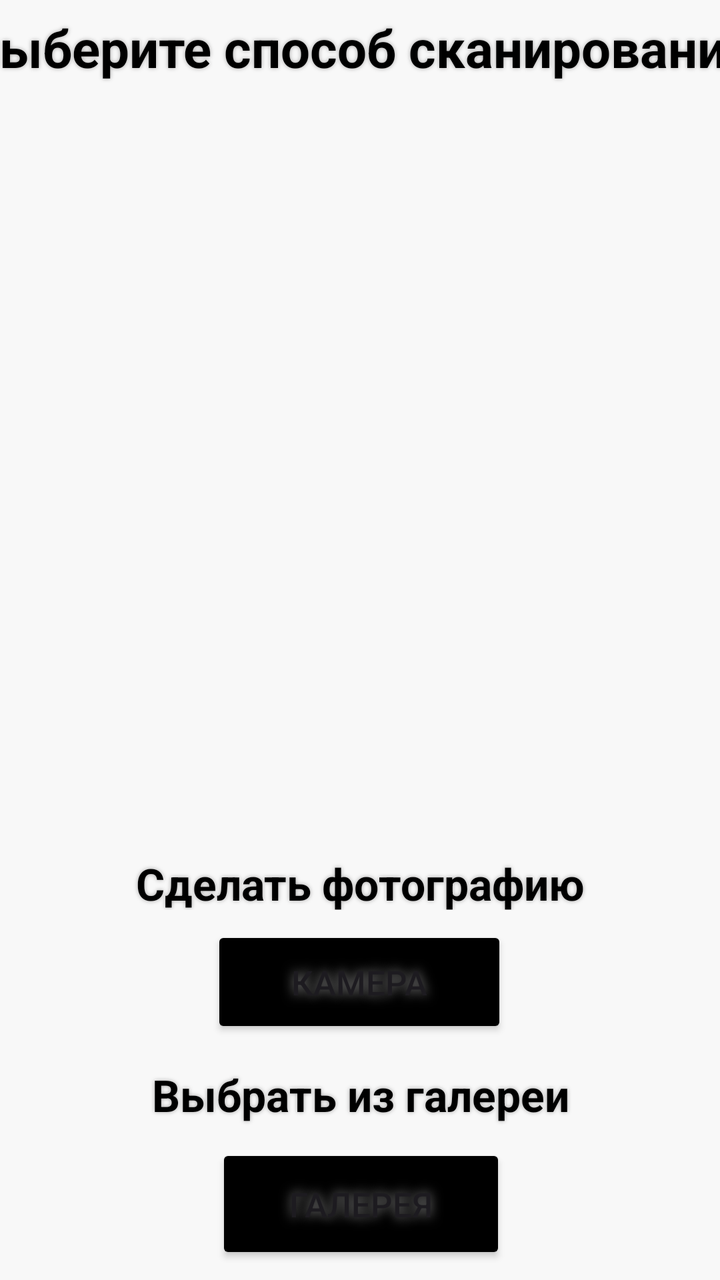
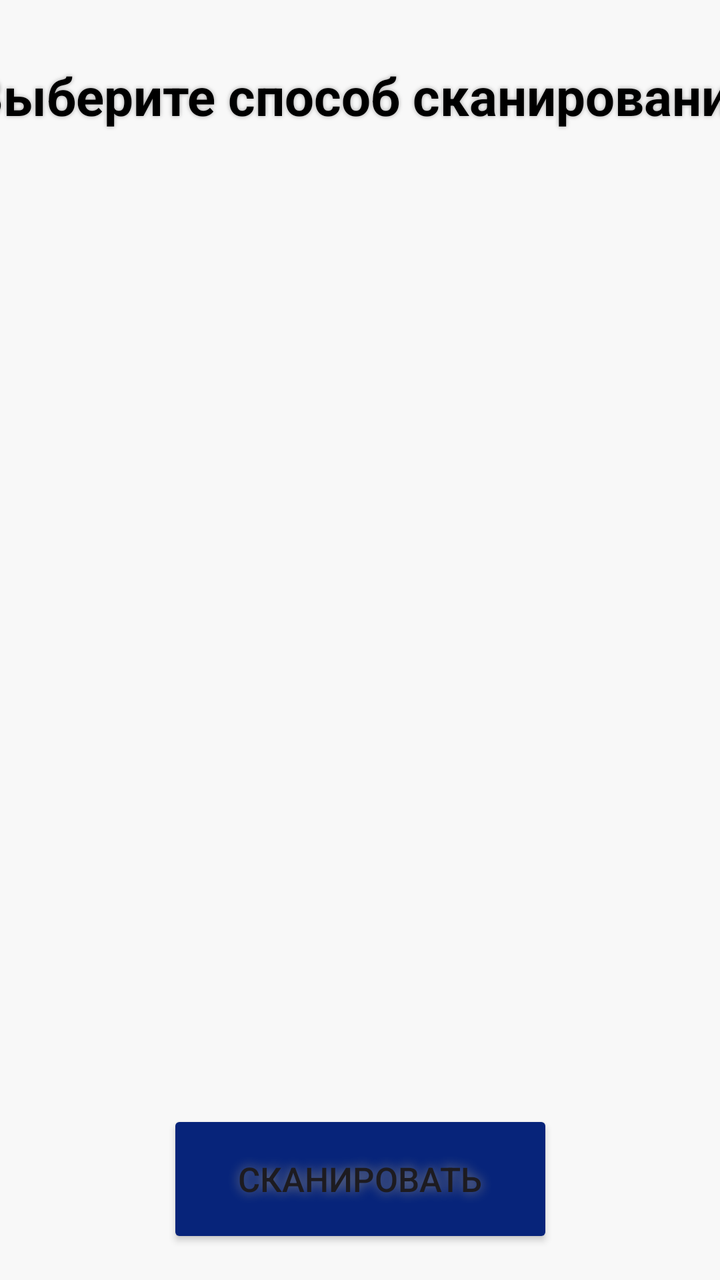

An Android layout rendered at two revisions. The XML below is the earlier revision; the diff shows what the commit changed to produce the second picture.
<!-- AndroidManifest.xml: application theme Theme.PipesDetector -->
<!-- res/layout/activity_scanner_window.xml -->
<?xml version="1.0" encoding="utf-8"?>
<androidx.constraintlayout.widget.ConstraintLayout xmlns:android="http://schemas.android.com/apk/res/android"
    xmlns:app="http://schemas.android.com/apk/res-auto"
    xmlns:tools="http://schemas.android.com/tools"
    android:id="@+id/main"
    android:layout_width="match_parent"
    android:layout_height="match_parent"
    android:background="#F8F8F8"
    tools:context=".ScannerWindowActivity">


    <TextView
        android:id="@+id/infoText"
        android:layout_width="400dp"
        android:layout_height="40dp"
        android:layout_marginTop="4dp"
        android:gravity="center"
        android:text="Выберите способ сканирования"
        android:textColor="@color/black"
        android:shadowColor="#A6A5A5"
        android:shadowRadius="5"
        android:textSize="26sp"
        android:textStyle="bold"
        app:layout_constraintEnd_toEndOf="parent"
        app:layout_constraintStart_toStartOf="parent"
        app:layout_constraintTop_toTopOf="parent"
        tools:ignore="MissingConstraints" />

    <ImageView
        android:id="@+id/imageBeforeNeuro"
        android:layout_width="328dp"
        android:layout_height="224dp"
        app:layout_constraintBottom_toTopOf="@+id/TextForCamera"
        app:layout_constraintEnd_toEndOf="parent"
        app:layout_constraintHorizontal_bias="0.493"
        app:layout_constraintStart_toStartOf="parent"
        app:layout_constraintTop_toBottomOf="@+id/infoText"
        app:layout_constraintVertical_bias="0.044" />

    <ImageView
        android:id='@+id/imageAfterNeuro'
        android:layout_width="331dp"
        android:layout_height="199dp"
        android:layout_marginTop="8dp"
        app:layout_constraintBottom_toTopOf="@+id/NumberOfPipes"
        app:layout_constraintEnd_toEndOf="parent"
        app:layout_constraintHorizontal_bias="0.487"
        app:layout_constraintStart_toStartOf="parent"
        app:layout_constraintTop_toBottomOf="@+id/imageBeforeNeuro" />

    <Button
        android:id="@+id/ButtonForCamera"
        android:layout_width="148dp"
        android:layout_height="56dp"
        android:layout_marginBottom="12dp"
        android:backgroundTint="#000000"
        android:gravity="center"
        android:textSize="17sp"
        android:shadowColor="#818080"
        android:shadowRadius="14"
        android:text="Камера"
        app:layout_constraintBottom_toTopOf="@+id/TextForGalery"
        app:layout_constraintEnd_toEndOf="parent"
        app:layout_constraintHorizontal_bias="0.498"
        app:layout_constraintStart_toStartOf="parent" />

    <TextView
        android:id="@+id/TextForCamera"
        android:layout_width="235dp"
        android:layout_height="28dp"
        android:layout_marginBottom="8dp"
        android:gravity="center"
        android:textStyle="bold"
        android:textColor="@color/black"
        android:text="Сделать фотографию"
        android:shadowColor="#A6A5A5"
        android:shadowRadius="5"
        android:textSize="22sp"
        app:layout_constraintBottom_toTopOf="@+id/ButtonForCamera"
        app:layout_constraintEnd_toEndOf="parent"
        app:layout_constraintStart_toStartOf="parent"
        tools:ignore="TextSizeCheck" />

    <TextView
        android:id="@+id/TextForGalery"
        android:layout_width="213dp"
        android:layout_height="33dp"
        android:layout_marginBottom="8dp"
        android:gravity="center"
        android:shadowColor="#A6A5A5"
        android:shadowRadius="5"
        android:text="Выбрать из галереи"
        android:textColor="@color/black"
        android:textSize="22sp"
        android:textStyle="bold"
        app:layout_constraintBottom_toTopOf="@+id/ButtonForGalery"
        app:layout_constraintEnd_toEndOf="parent"
        app:layout_constraintStart_toStartOf="parent" />

    <Button
        android:id="@+id/ButtonForGalery"
        android:layout_width="145dp"
        android:layout_height="60dp"
        android:layout_marginBottom="8dp"
        android:gravity="center"
        android:backgroundTint="#000000"
        android:shadowColor="#818080"
        android:shadowRadius="14"
        android:textSize="17sp"
        android:text="Галерея"
        app:layout_constraintBottom_toBottomOf="parent"
        app:layout_constraintEnd_toEndOf="parent"
        app:layout_constraintHorizontal_bias="0.503"
        app:layout_constraintStart_toStartOf="parent" />

    <TextView
        android:id="@+id/NumberOfPipes"
        android:layout_width="388dp"
        android:layout_height="44dp"
        android:layout_marginBottom="8dp"
        android:gravity="center"
        android:textColor="@color/black"
        android:text=""
        android:textSize="27sp"
        android:textStyle="bold"
        app:layout_constraintBottom_toTopOf="@+id/TextForCamera"
        app:layout_constraintEnd_toEndOf="parent"
        app:layout_constraintHorizontal_bias="0.478"
        app:layout_constraintStart_toStartOf="parent" />
</androidx.constraintlayout.widget.ConstraintLayout>
<!-- resources referenced by this layout -->
<resources>
  <color name="black">#FF000000</color>
  <style name="Theme.PipesDetector" parent="Base.Theme.PipesDetector" />
  <style name="Base.Theme.PipesDetector" parent="Theme.Material3.DayNight.NoActionBar">
          
          
      </style>
</resources>

<!-- the commit's change to res/layout/activity_scanner_window.xml (unified diff, before → after) -->
@@ -13,118 +13,69 @@
         android:id="@+id/infoText"
         android:layout_width="400dp"
         android:layout_height="40dp"
-        android:layout_marginTop="4dp"
+        android:layout_marginTop="28dp"
         android:gravity="center"
+        android:shadowColor="#A6A5A5"
+        android:shadowRadius="5"
         android:text="Выберите способ сканирования"
         android:textColor="@color/black"
-        android:shadowColor="#A6A5A5"
-        android:shadowRadius="5"
         android:textSize="26sp"
         android:textStyle="bold"
         app:layout_constraintEnd_toEndOf="parent"
+        app:layout_constraintHorizontal_bias="0.454"
         app:layout_constraintStart_toStartOf="parent"
         app:layout_constraintTop_toTopOf="parent"
         tools:ignore="MissingConstraints" />
 
     <ImageView
         android:id="@+id/imageBeforeNeuro"
-        android:layout_width="328dp"
-        android:layout_height="224dp"
-        app:layout_constraintBottom_toTopOf="@+id/TextForCamera"
+        android:layout_width="413dp"
+        android:layout_height="321dp"
+        android:layout_marginTop="4dp"
         app:layout_constraintEnd_toEndOf="parent"
-        app:layout_constraintHorizontal_bias="0.493"
+        app:layout_constraintHorizontal_bias="0.6"
         app:layout_constraintStart_toStartOf="parent"
-        app:layout_constraintTop_toBottomOf="@+id/infoText"
-        app:layout_constraintVertical_bias="0.044" />
+        app:layout_constraintTop_toTopOf="parent" />
 
     <ImageView
         android:id='@+id/imageAfterNeuro'
-        android:layout_width="331dp"
-        android:layout_height="199dp"
-        android:layout_marginTop="8dp"
-        app:layout_constraintBottom_toTopOf="@+id/NumberOfPipes"
+        android:layout_width="413dp"
+        android:layout_height="321dp"
+        android:layout_marginTop="4dp"
         app:layout_constraintEnd_toEndOf="parent"
-        app:layout_constraintHorizontal_bias="0.487"
+        app:layout_constraintHorizontal_bias="0.6"
         app:layout_constraintStart_toStartOf="parent"
         app:layout_constraintTop_toBottomOf="@+id/imageBeforeNeuro" />
 
     <Button
-        android:id="@+id/ButtonForCamera"
-        android:layout_width="148dp"
-        android:layout_height="56dp"
-        android:layout_marginBottom="12dp"
-        android:backgroundTint="#000000"
+        android:id="@+id/ButtonForGalery"
+        android:layout_width="193dp"
+        android:layout_height="69dp"
+        android:layout_marginBottom="16dp"
+        android:backgroundTint="#07247A"
         android:gravity="center"
-        android:textSize="17sp"
         android:shadowColor="#818080"
         android:shadowRadius="14"
-        android:text="Камера"
-        app:layout_constraintBottom_toTopOf="@+id/TextForGalery"
-        app:layout_constraintEnd_toEndOf="parent"
-        app:layout_constraintHorizontal_bias="0.498"
-        app:layout_constraintStart_toStartOf="parent" />
-
-    <TextView
-        android:id="@+id/TextForCamera"
-        android:layout_width="235dp"
-        android:layout_height="28dp"
-        android:layout_marginBottom="8dp"
-        android:gravity="center"
-        android:textStyle="bold"
-        android:textColor="@color/black"
-        android:text="Сделать фотографию"
-        android:shadowColor="#A6A5A5"
-        android:shadowRadius="5"
-        android:textSize="22sp"
-        app:layout_constraintBottom_toTopOf="@+id/ButtonForCamera"
-        app:layout_constraintEnd_toEndOf="parent"
-        app:layout_constraintStart_toStartOf="parent"
-        tools:ignore="TextSizeCheck" />
-
-    <TextView
-        android:id="@+id/TextForGalery"
-        android:layout_width="213dp"
-        android:layout_height="33dp"
-        android:layout_marginBottom="8dp"
-        android:gravity="center"
-        android:shadowColor="#A6A5A5"
-        android:shadowRadius="5"
-        android:text="Выбрать из галереи"
-        android:textColor="@color/black"
-        android:textSize="22sp"
-        android:textStyle="bold"
-        app:layout_constraintBottom_toTopOf="@+id/ButtonForGalery"
-        app:layout_constraintEnd_toEndOf="parent"
-        app:layout_constraintStart_toStartOf="parent" />
-
-    <Button
-        android:id="@+id/ButtonForGalery"
-        android:layout_width="145dp"
-        android:layout_height="60dp"
-        android:layout_marginBottom="8dp"
-        android:gravity="center"
-        android:backgroundTint="#000000"
-        android:shadowColor="#818080"
-        android:shadowRadius="14"
+        android:text="Сканировать"
         android:textSize="17sp"
-        android:text="Галерея"
         app:layout_constraintBottom_toBottomOf="parent"
         app:layout_constraintEnd_toEndOf="parent"
-        app:layout_constraintHorizontal_bias="0.503"
         app:layout_constraintStart_toStartOf="parent" />
 
     <TextView
         android:id="@+id/NumberOfPipes"
         android:layout_width="388dp"
         android:layout_height="44dp"
-        android:layout_marginBottom="8dp"
+        android:layout_marginBottom="20dp"
         android:gravity="center"
+        android:text=""
         android:textColor="@color/black"
-        android:text=""
-        android:textSize="27sp"
+        android:textSize="30sp"
         android:textStyle="bold"
-        app:layout_constraintBottom_toTopOf="@+id/TextForCamera"
+        app:layout_constraintBottom_toTopOf="@+id/ButtonForGalery"
         app:layout_constraintEnd_toEndOf="parent"
         app:layout_constraintHorizontal_bias="0.478"
-        app:layout_constraintStart_toStartOf="parent" />
+        app:layout_constraintStart_toStartOf="parent"
+        app:layout_constraintTop_toBottomOf="@+id/imageAfterNeuro"
+        app:layout_constraintVertical_bias="0.428" />
 </androidx.constraintlayout.widget.ConstraintLayout>
